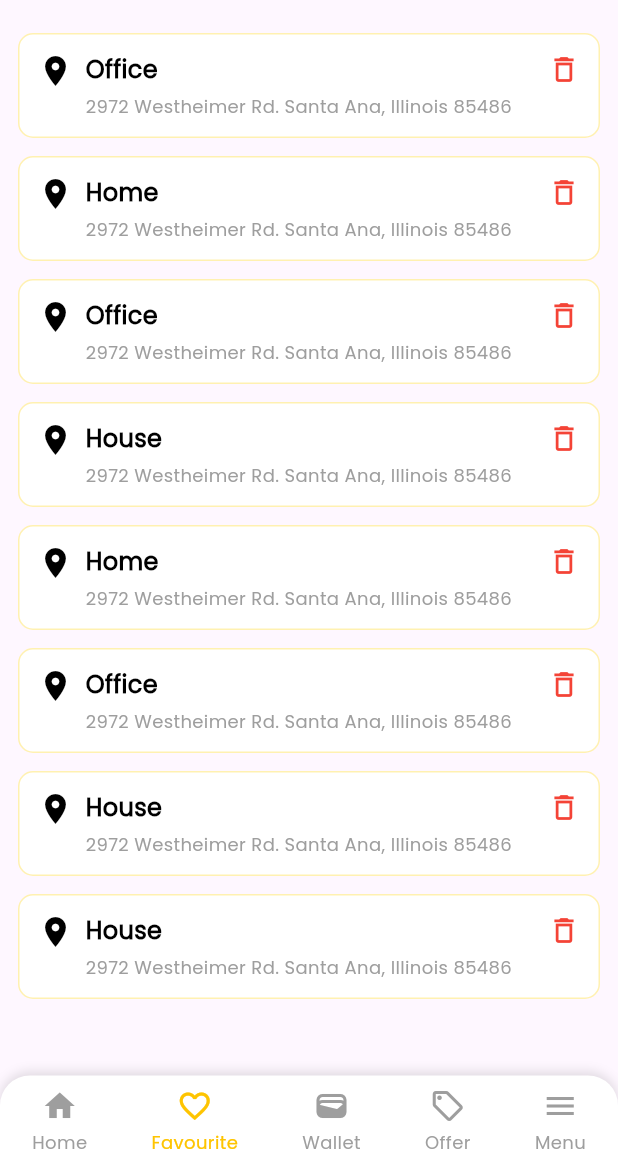
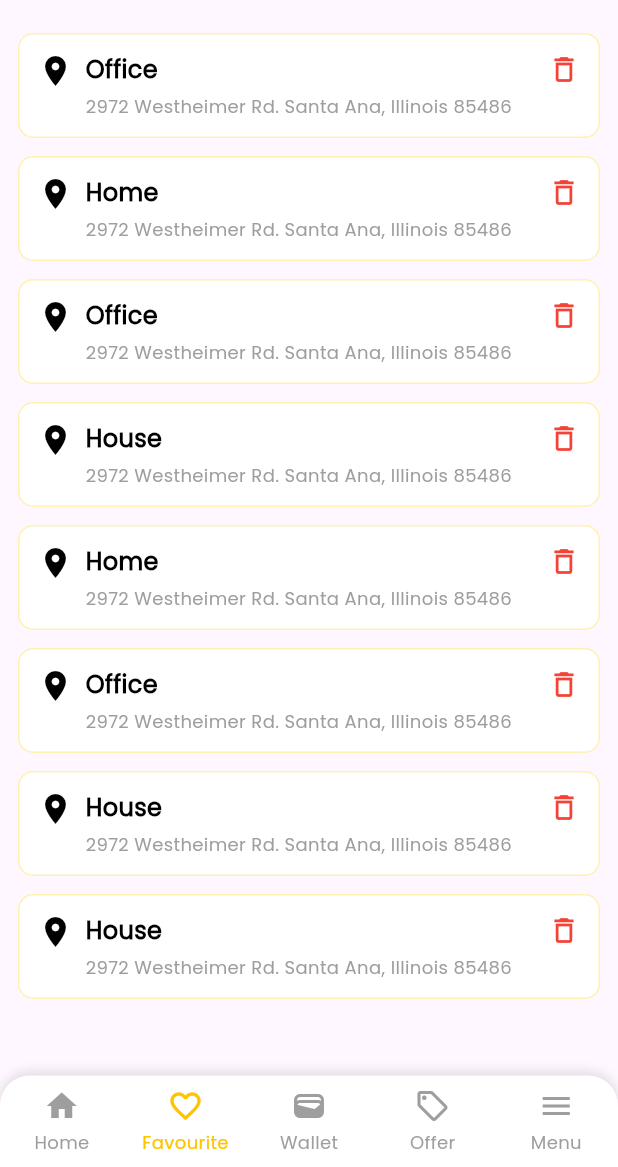
Before and after one commit to Tejas052004/uidesign, a Flutter app: the MainScreen screen opened by its route, item 2 of the bottom bar chosen, on a phone screen of 412 x 824 dp, the part 69-1236 px from its top. Run offline on Flutter 3.47's test engine with Material 3 defaults, Android fonts, the phone set to English and light mode, and no system bars; our stand-ins replace country_code_picker, get, google_maps_flutter, location, pinput, webview_flutter.

Commit message:
add initial binding file, update home binding, expanded images layout, update custom bottom nav

```diff
--- a/lib/core/common/custom_bottom_nav.dart
+++ b/lib/core/common/custom_bottom_nav.dart
@@ -35,13 +35,16 @@ class CustomBottomNav extends StatelessWidget {
         int selected = controller.selectedIndex.value;
 
         return Row(
-          mainAxisAlignment: MainAxisAlignment.spaceAround,
           children: [
-            _buildNavItem(Icons.home, "Home", 0, selected),
-            _buildNavItem(Icons.favorite_border, "Favourite", 1, selected),
-            _buildNavItem(Icons.wallet, "Wallet", 2, selected),
-            _buildNavItem(Icons.local_offer_outlined, "Offer", 3, selected),
-            _buildNavItem(Icons.menu, "Menu", 4, selected),
+            Expanded(child: _buildNavItem(Icons.home, "Home", 0, selected)),
+            Expanded(
+              child: _buildNavItem(Icons.favorite_border, "Favourite", 1, selected),
+            ),
+            Expanded(child: _buildNavItem(Icons.wallet, "Wallet", 2, selected)),
+            Expanded(
+              child: _buildNavItem(Icons.local_offer_outlined, "Offer", 3, selected),
+            ),
+            Expanded(child: _buildNavItem(Icons.menu, "Menu", 4, selected)),
           ],
         );
       }),
@@ -57,6 +60,7 @@ class CustomBottomNav extends StatelessWidget {
     bool isSelected = selected == index;
     return GestureDetector(
       onTap: () => onTap(index),
+      behavior: HitTestBehavior.opaque,
       child: Column(
         mainAxisSize: MainAxisSize.min,
         children: [
--- a/lib/main.dart
+++ b/lib/main.dart
@@ -1,5 +1,6 @@
 import 'package:flutter/material.dart';
 import 'package:get/get.dart';
+import 'bindings/initial_binding.dart';
 import 'routes/app_pages.dart';
 
 void main() {
@@ -20,7 +21,7 @@ class MyApp extends StatelessWidget {
       ),
       initialRoute: Routes.splash,
       getPages: AppPages.pages,
-      // We rely on GetMaterialApp's internal navigator key
+      initialBinding: InitialBinding(),
     );
   }
 }
--- a/lib/presentation/mainscreen.dart
+++ b/lib/presentation/mainscreen.dart
@@ -13,15 +13,15 @@ class MainScreen extends GetView<BottomNavController> {
 
   final GlobalKey<ScaffoldState> scaffoldKey = GlobalKey<ScaffoldState>();
 
-  final List<Widget> screens = [
-    HomeScreen(),
-    FavouriteScreen(),
-    const WalletScreen(),
-    OfferScreen(),
-  ];
-
   @override
   Widget build(BuildContext context) {
+    final List<Widget> screens = [
+      HomeScreen(),
+      FavouriteScreen(),
+      const WalletScreen(),
+      OfferScreen(),
+    ];
+
     return Obx(() {
       return Scaffold(
         key: scaffoldKey,
--- a/lib/presentation/screen2.dart
+++ b/lib/presentation/screen2.dart
@@ -33,7 +33,9 @@ class Screen2 extends StatelessWidget {
             const SizedBox(height: 20),
 
             // 🖼️ Main Image
-            Image.asset("assets/images/At-anytime.png", fit: BoxFit.contain),
+            Expanded(
+              child: Image.asset("assets/images/At-anytime.png", fit: BoxFit.contain),
+            ),
 
             const SizedBox(height: 30),
 
--- a/lib/routes/app_pages.dart
+++ b/lib/routes/app_pages.dart
@@ -133,7 +133,6 @@ class AppPages {
     GetPage(
       name: Routes.mainScreen,
       page: () => MainScreen(),
-      binding: HomeBinding(),
     ),
     GetPage(name: Routes.historyScreen, page: () => HistoryScreen()),
     GetPage(name: Routes.upcomingScreen, page: () => UpcomingScreen()),
```
Also changed, not shown: lib/bindings/home_binding.dart (+3 -4 lines), lib/bindings/initial_binding.dart (added, +13 -0 lines), lib/presentation/screen1.dart (+5 -3 lines), lib/presentation/screen3.dart (+5 -3 lines).
